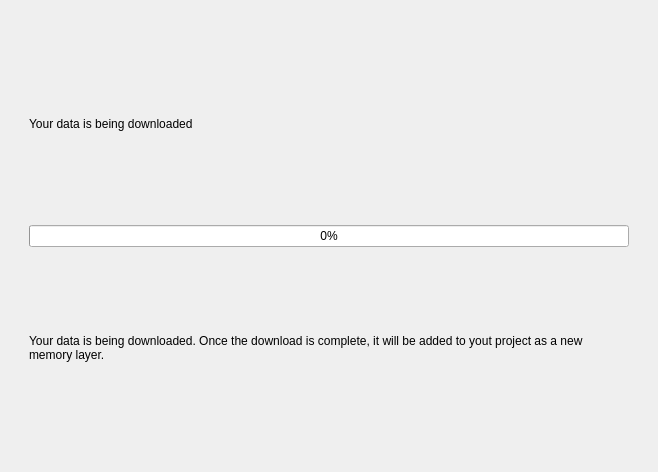
Old version of the form cadasta/gui/ui/wizard/step_project_update03.ui in the repository Cadasta/cadasta-qgis-plugin.
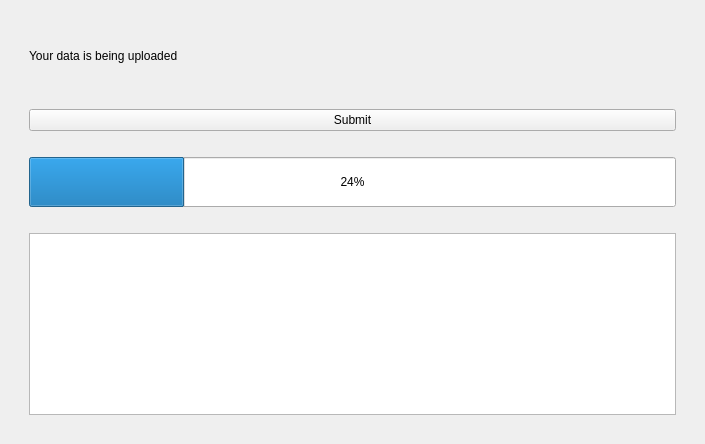
New version of the form.

Patch:
```diff
--- a/cadasta/gui/ui/wizard/step_project_update03.ui
+++ b/cadasta/gui/ui/wizard/step_project_update03.ui
@@ -6,8 +6,8 @@
    <rect>
     <x>0</x>
     <y>0</y>
-    <width>658</width>
-    <height>472</height>
+    <width>705</width>
+    <height>444</height>
    </rect>
   </property>
   <property name="sizePolicy">
@@ -22,12 +22,6 @@
   <layout class="QVBoxLayout" name="verticalLayout_2">
    <item>
     <widget class="QFrame" name="frame">
-     <property name="sizePolicy">
-      <sizepolicy hsizetype="Preferred" vsizetype="Preferred">
-       <horstretch>0</horstretch>
-       <verstretch>0</verstretch>
-      </sizepolicy>
-     </property>
      <property name="frameShape">
       <enum>QFrame::NoFrame</enum>
      </property>
@@ -36,47 +30,139 @@
      </property>
      <layout class="QVBoxLayout" name="verticalLayout">
       <item>
+       <widget class="QScrollArea" name="scrollArea">
+        <property name="frameShape">
+         <enum>QFrame::NoFrame</enum>
+        </property>
+        <property name="widgetResizable">
+         <bool>true</bool>
+        </property>
+        <widget class="QWidget" name="scrollAreaWidgetContents">
+         <property name="geometry">
+          <rect>
+           <x>0</x>
+           <y>0</y>
+           <width>657</width>
+           <height>396</height>
+          </rect>
+         </property>
        <layout class="QVBoxLayout" name="verticalLayout_3">
-        <property name="leftMargin">
-         <number>9</number>
-        </property>
-        <property name="topMargin">
-         <number>9</number>
-        </property>
-        <property name="rightMargin">
-         <number>9</number>
-        </property>
-        <property name="bottomMargin">
-         <number>9</number>
-        </property>
+          <item>
+           <spacer name="verticalSpacer_4">
+            <property name="orientation">
+             <enum>Qt::Vertical</enum>
+            </property>
+            <property name="sizeType">
+             <enum>QSizePolicy::Fixed</enum>
+            </property>
+            <property name="sizeHint" stdset="0">
+             <size>
+              <width>20</width>
+              <height>20</height>
+             </size>
+            </property>
+           </spacer>
+          </item>
         <item>
          <widget class="QLabel" name="warning_label">
           <property name="text">
-           <string>Your data is being downloaded</string>
-          </property>
-          <property name="wordWrap">
-           <bool>true</bool>
-          </property>
-         </widget>
-        </item>
+             <string>Your data is being uploaded</string>
+            </property>
+           </widget>
+          </item>
+          <item>
+           <spacer name="verticalSpacer">
+            <property name="orientation">
+             <enum>Qt::Vertical</enum>
+            </property>
+            <property name="sizeType">
+             <enum>QSizePolicy::Fixed</enum>
+            </property>
+            <property name="sizeHint" stdset="0">
+             <size>
+              <width>20</width>
+              <height>40</height>
+             </size>
+            </property>
+           </spacer>
+          </item>
+          <item>
+           <widget class="QPushButton" name="submit_button">
+            <property name="text">
+             <string>Submit</string>
+            </property>
+           </widget>
+          </item>
+          <item>
+           <spacer name="verticalSpacer_2">
+            <property name="orientation">
+             <enum>Qt::Vertical</enum>
+            </property>
+            <property name="sizeType">
+             <enum>QSizePolicy::Fixed</enum>
+            </property>
+            <property name="sizeHint" stdset="0">
+             <size>
+              <width>20</width>
+              <height>20</height>
+             </size>
+            </property>
+           </spacer>
+          </item>
         <item>
          <widget class="QProgressBar" name="progress_bar">
+            <property name="sizePolicy">
+             <sizepolicy hsizetype="Expanding" vsizetype="Maximum">
+              <horstretch>0</horstretch>
+              <verstretch>0</verstretch>
+             </sizepolicy>
+            </property>
+            <property name="minimumSize">
+             <size>
+              <width>0</width>
+              <height>50</height>
+             </size>
+            </property>
+            <property name="maximumSize">
+             <size>
+              <width>16777215</width>
+              <height>50</height>
+             </size>
+            </property>
+            <property name="styleSheet">
+             <string notr="true"/>
+            </property>
           <property name="value">
-           <number>0</number>
+             <number>24</number>
           </property>
          </widget>
         </item>
         <item>
-         <widget class="QLabel" name="label_6">
-          <property name="text">
-           <string>Your data is being downloaded. Once the download is complete, it will be added to yout project as a new memory layer.</string>
-          </property>
-          <property name="wordWrap">
+           <spacer name="verticalSpacer_3">
+            <property name="orientation">
+             <enum>Qt::Vertical</enum>
+            </property>
+            <property name="sizeType">
+             <enum>QSizePolicy::Fixed</enum>
+            </property>
+            <property name="sizeHint" stdset="0">
+             <size>
+              <width>20</width>
+              <height>20</height>
+             </size>
+            </property>
+           </spacer>
+          </item>
+          <item>
+           <widget class="QTextEdit" name="text_edit">
+            <property name="readOnly">
            <bool>true</bool>
           </property>
          </widget>
         </item>
        </layout>
+        </widget>
+       </widget>
       </item>
      </layout>
     </widget>
```
Left out of the diff: 2 changed lines with no effect on the pictures. Lines whose indentation alone changed are shown as unchanged.
